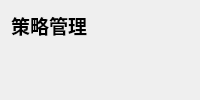
Qt form Mary/components/CViewStrategySettings.ui (fengwanggangx/Mary) before a commit.
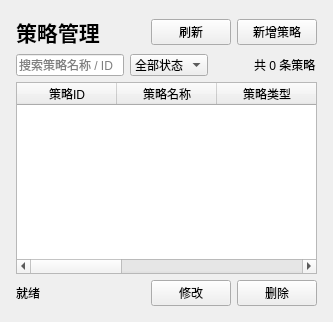
The same form after that commit.

The edit to the form file:
```diff
--- a/Mary/components/CViewStrategySettings.ui
+++ b/Mary/components/CViewStrategySettings.ui
@@ -4,8 +4,26 @@
  <widget class="QWidget" name="CViewStrategySettingsClass">
   <property name="windowTitle"><string>策略管理</string></property>
   <layout class="QVBoxLayout" name="rootLayout">
-   <item><widget class="QLabel" name="titleLabel"><property name="font"><font><pointsize>14</pointsize><bold>true</bold></font></property><property name="text"><string>策略管理</string></property></widget></item>
-   <item><spacer name="contentSpacer"><property name="orientation"><enum>Qt::Orientation::Vertical</enum></property><property name="sizeHint" stdset="0"><size><width>20</width><height>40</height></size></property></spacer></item>
+   <property name="leftMargin"><number>16</number></property><property name="topMargin"><number>16</number></property><property name="rightMargin"><number>16</number></property><property name="bottomMargin"><number>16</number></property>
+   <item><layout class="QHBoxLayout" name="titleLayout">
+    <item><widget class="QLabel" name="titleLabel"><property name="font"><font><pointsize>16</pointsize><bold>true</bold></font></property><property name="text"><string>策略管理</string></property></widget></item>
+    <item><spacer name="titleSpacer"><property name="orientation"><enum>Qt::Orientation::Horizontal</enum></property><property name="sizeHint" stdset="0"><size><width>40</width><height>20</height></size></property></spacer></item>
+    <item><widget class="QPushButton" name="refreshButton"><property name="text"><string>刷新</string></property></widget></item>
+    <item><widget class="QPushButton" name="addButton"><property name="text"><string>新增策略</string></property></widget></item>
+   </layout></item>
+   <item><layout class="QHBoxLayout" name="filterLayout">
+    <item><widget class="QLineEdit" name="searchEdit"><property name="placeholderText"><string>搜索策略名称 / ID</string></property><property name="clearButtonEnabled"><bool>true</bool></property></widget></item>
+    <item><widget class="QComboBox" name="statusCombo"><item><property name="text"><string>全部状态</string></property></item><item><property name="text"><string>已启用</string></property></item><item><property name="text"><string>已停用</string></property></item></widget></item>
+    <item><spacer name="filterSpacer"><property name="orientation"><enum>Qt::Orientation::Horizontal</enum></property><property name="sizeHint" stdset="0"><size><width>40</width><height>20</height></size></property></spacer></item>
+    <item><widget class="QLabel" name="countLabel"><property name="text"><string>共 0 条策略</string></property></widget></item>
+   </layout></item>
+   <item><widget class="QTableWidget" name="strategyTable">
+    <property name="alternatingRowColors"><bool>true</bool></property><property name="selectionBehavior"><enum>QAbstractItemView::SelectionBehavior::SelectRows</enum></property><property name="selectionMode"><enum>QAbstractItemView::SelectionMode::SingleSelection</enum></property><property name="editTriggers"><set>QAbstractItemView::EditTrigger::NoEditTriggers</set></property><property name="columnCount"><number>6</number></property>
+    <column><property name="text"><string>策略ID</string></property></column><column><property name="text"><string>策略名称</string></property></column><column><property name="text"><string>策略类型</string></property></column><column><property name="text"><string>订阅标的</string></property></column><column><property name="text"><string>状态</string></property></column><column><property name="text"><string>自动启动</string></property></column>
+   </widget></item>
+   <item><layout class="QHBoxLayout" name="actionLayout">
+    <item><widget class="QLabel" name="statusLabel"><property name="text"><string>就绪</string></property></widget></item><item><spacer name="actionSpacer"><property name="orientation"><enum>Qt::Orientation::Horizontal</enum></property><property name="sizeHint" stdset="0"><size><width>40</width><height>20</height></size></property></spacer></item><item><widget class="QPushButton" name="modifyButton"><property name="text"><string>修改</string></property></widget></item><item><widget class="QPushButton" name="deleteButton"><property name="text"><string>删除</string></property></widget></item>
+   </layout></item>
   </layout>
  </widget>
  <resources/>
```
Left out of the diff: 3 changed lines with no effect on the pictures.
